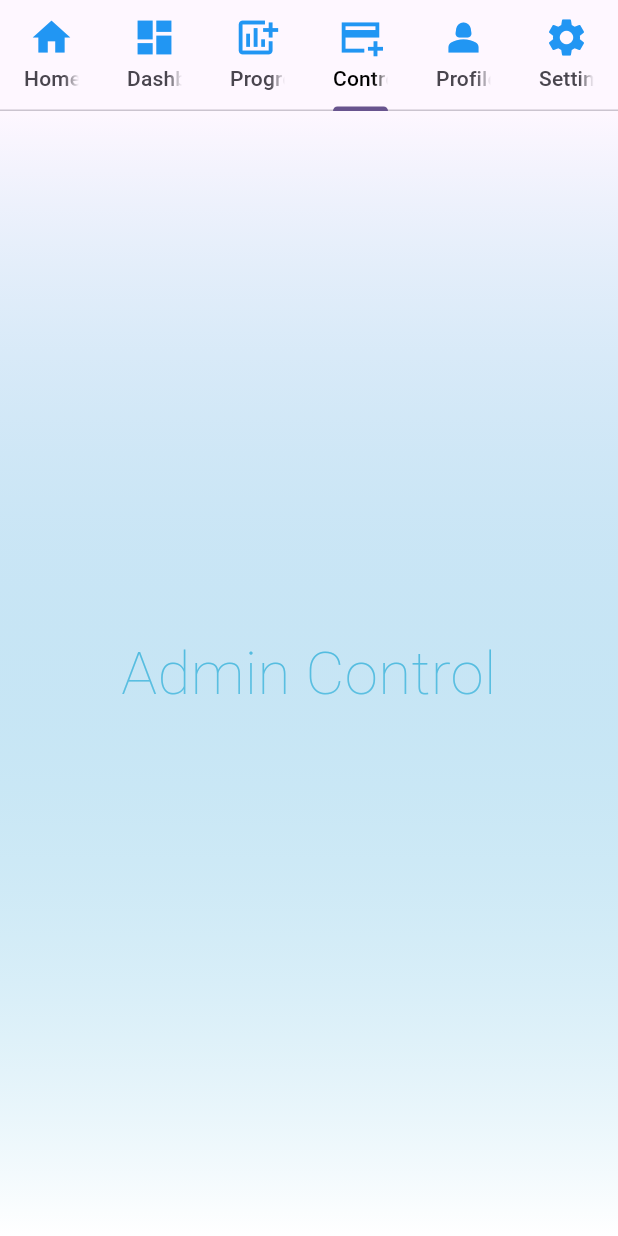
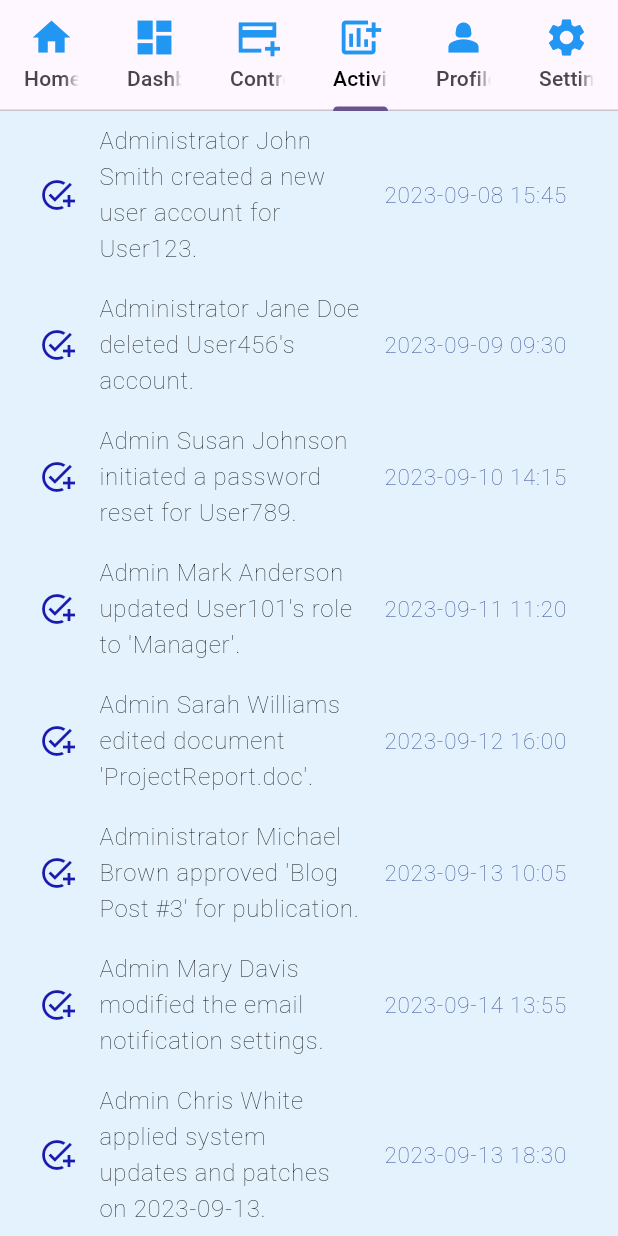
Before and after one commit to cepdnaclk/e19-co227-Empowering-Counselors-and-Students-through-Interactive-Web-and-Mobile-App, a Flutter app: the Adminpanel screen opened directly, tab 4 chosen, on a phone screen of 412 x 824 dp. Run offline on Flutter 3.47's test engine with Material 2 defaults, Android fonts, the phone set to English and light mode, and no system bars; our stand-ins replace animate_do, awesome_dialog, firebase_auth, firebase_core, logger, responsive_framework and 1 more; accounts and stored records are empty; statements that could not run were skipped.

Commit message:
Admin activity log

```diff
--- a/bloomi_web/lib/screens/Admin/adminui.dart
+++ b/bloomi_web/lib/screens/Admin/adminui.dart
@@ -2,7 +2,7 @@ import 'package:bloomi_web/screens/Admin/screens/admin_control.dart';
 import 'package:bloomi_web/screens/Admin/screens/admin_dashboard.dart';
 import 'package:bloomi_web/screens/Admin/screens/admin_home.dart';
 import 'package:bloomi_web/screens/Admin/screens/admin_profile.dart';
-import 'package:bloomi_web/screens/Admin/screens/admin_progress.dart';
+import 'package:bloomi_web/screens/Admin/screens/admin_activitylog.dart';
 import 'package:bloomi_web/screens/Admin/screens/admin_setting.dart';
 import 'package:flutter/material.dart';
 
@@ -40,17 +40,17 @@ class _MyWidgetState extends State<Adminpanel> {
                   ),
                 ),
                 Tab(
-                  text: 'Progress',
+                  text: 'Controls',
                   icon: Icon(
-                    Icons.add_chart,
+                    Icons.add_card_sharp,
                     size: 30,
                     color: Colors.blue,
                   ),
                 ),
                 Tab(
-                  text: 'Controls',
+                  text: 'Activity Log',
                   icon: Icon(
-                    Icons.add_card_sharp,
+                    Icons.add_chart,
                     size: 30,
                     color: Colors.blue,
                   ),
@@ -77,8 +77,8 @@ class _MyWidgetState extends State<Adminpanel> {
                 children: [
                   AdminHome(),
                   AdminDashboard(),
-                  AdminProgress(),
                   AdminControl(),
+                  AdminActivityLog(),
                   AdminProfile(),
                   AdminSetting(),
                 ],
--- /dev/null
+++ b/bloomi_web/lib/screens/Admin/screens/admin_activitylog.dart
@@ -0,0 +1,83 @@
+import 'package:bloomi_web/components/custom_text.dart';
+import 'package:flutter/material.dart';
+
+class AdminActivityLog extends StatefulWidget {
+  const AdminActivityLog({super.key});
+
+  @override
+  State<AdminActivityLog> createState() => _AdminActivityLogState();
+}
+
+class _AdminActivityLogState extends State<AdminActivityLog> {
+  final histories = [
+    "Administrator John Smith created a new user account for User123.",
+    "Administrator Jane Doe deleted User456's account.",
+    "Admin Susan Johnson initiated a password reset for User789.",
+    "Admin Mark Anderson updated User101's role to 'Manager'.",
+    "Admin Sarah Williams edited document 'ProjectReport.doc'.",
+    "Administrator Michael Brown approved 'Blog Post #3' for publication.",
+    "Admin Mary Davis modified the email notification settings.",
+    "Admin Chris White applied system updates and patches on 2023-09-13.",
+    "Admin Login: Failed login attempt by UserX on 2023-09-10.",
+    "Admin George Martin granted 'Read-Only' access to UserY for the Sales Reports folder.",
+    "Admin Emily Green encountered an error while processing a customer's payment on 2023-09-05.",
+    "Administrator Robert Turner temporarily suspended UserZ due to a violation of company policies.",
+    "Admin Rachel Harris updated customer records: Added new contact details for CustomerA.",
+    "Admin Alert: Server disk space reached critical levels. Admin team notified.",
+    "Admin Backup: Full system backup completed successfully on 2023-09-01.",
+    "Admin API Access: UserM accessed the API and retrieved customer data.",
+    "UserN logged in from IP address 192.168.1.100 on 2023-09-12 at 10:30 AM.",
+  ];
+
+  final times = [
+    "2023-09-08 15:45",
+    "2023-09-09 09:30",
+    "2023-09-10 14:15",
+    "2023-09-11 11:20",
+    "2023-09-12 16:00",
+    "2023-09-13 10:05",
+    "2023-09-14 13:55",
+    "2023-09-13 18:30",
+    "2023-09-10 08:45",
+    "2023-09-15 12:10",
+    "2023-09-05 17:25",
+    "2023-09-06 14:50",
+    "2023-09-07 09:15",
+    "2023-09-04 22:30",
+    "2023-09-01 02:00",
+    "2023-09-02 19:45",
+    "2023-09-12 10:30",
+  ];
+
+  @override
+  Widget build(BuildContext context) {
+    return Scaffold(
+      backgroundColor: Colors.blue.shade50,
+      body: ListView.builder(
+        padding: const EdgeInsets.symmetric(horizontal: 10),
+        shrinkWrap: true,
+        itemCount: histories.length,
+        itemBuilder: (context, index) {
+          return ListTile(
+            title: Text(
+              histories[index],
+              style: const TextStyle(
+                color: Colors.black,
+                fontWeight: FontWeight.w200,
+              ),
+            ),
+            leading: const Icon(
+              Icons.add_task,
+              color: Color.fromARGB(255, 25, 27, 175),
+            ),
+            trailing: CustomText(
+              times[index],
+              fontSize: 15,
+              fontColor: Color.fromARGB(255, 48, 72, 150),
+            ),
+          );
+        },
+      ),
+    );
+  }
+}
--- a/bloomi_web/lib/screens/Admin/screens/admin_progress.dart
+++ /dev/null
@@ -1,26 +0,0 @@
-import 'package:bloomi_web/components/background_color_gradient.dart';
-import 'package:bloomi_web/components/custom_text.dart';
-import 'package:flutter/material.dart';
-
-class AdminProgress extends StatefulWidget {
-  const AdminProgress({super.key});
-
-  @override
-  State<AdminProgress> createState() => _AdminProgressState();
-}
-
-class _AdminProgressState extends State<AdminProgress> {
-  @override
-  Widget build(BuildContext context) {
-    return const Scaffold(
-      body: Stack(
-        children: [
-          Center(
-            child: CustomText("Admin Progress"),
-          ),
-          BackgroundColorGradient()
-        ],
-      ),
-    );
-  }
-}
```
